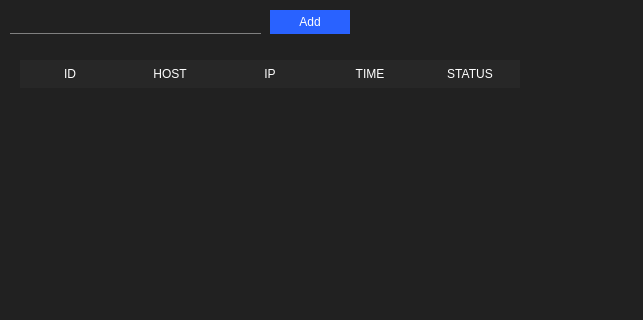
Above: mainwindow.ui from illud/pingstatusview before the change; both pictures show x 0 to 643 and y 0 to 320 of the 1243 by 659 pixel window. Below: the same form after it.
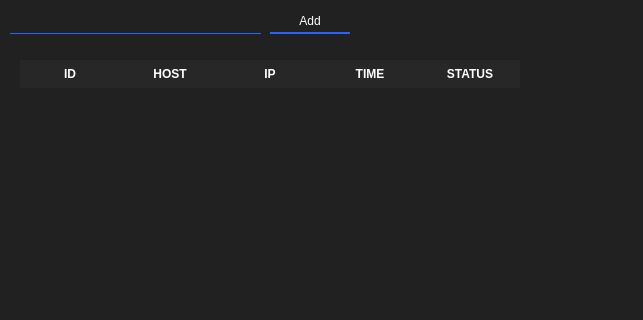
That is the form after the change.

```diff
--- a/mainwindow.ui
+++ b/mainwindow.ui
@@ -31,7 +31,7 @@
 font: 900 9pt &quot;Arial Black&quot;;
 color: rgb(255, 255, 255);
 border-bottom-width: 1px;
-border-color: none none gray none;</string>
+border-color: none none rgb(41, 98, 255) none;</string>
     </property>
    </widget>
    <widget class="QPushButton" name="addBtn">
@@ -47,11 +47,11 @@
      <cursorShape>PointingHandCursor</cursorShape>
     </property>
     <property name="styleSheet">
-     <string notr="true">QPushButton#addBtn { 
-    background-color: rgb(41, 98, 255);
-	font: 900 9pt &quot;Arial Black&quot;;
-	color: rgb(255, 255, 255);
+     <string notr="true">QPushButton#addBtn {
+    font: 900 9pt &quot;Arial Black&quot;;
+    color: rgb(255, 255, 255);
     border: 0px;
+    border-bottom: 2px solid rgb(41, 98, 255);
 }
 
 QPushButton#addBtn:hover{ 
@@ -66,8 +66,8 @@
 	font: 900 9pt &quot;Arial Black&quot;;
 	color: rgb(255, 255, 255);
     border: 0px;
-}
-</string>
+    border-bottom: 2px solid rgb(41, 98, 255);
+}</string>
     </property>
     <property name="text">
      <string>Add</string>
@@ -209,26 +209,56 @@
      <property name="text">
       <string>ID</string>
      </property>
+     <property name="font">
+      <font>
+       <pointsize>9</pointsize>
+       <bold>true</bold>
+      </font>
+     </property>
     </column>
     <column>
      <property name="text">
       <string>HOST</string>
      </property>
+     <property name="font">
+      <font>
+       <pointsize>9</pointsize>
+       <bold>true</bold>
+      </font>
+     </property>
     </column>
     <column>
      <property name="text">
       <string>IP</string>
      </property>
+     <property name="font">
+      <font>
+       <pointsize>9</pointsize>
+       <bold>true</bold>
+      </font>
+     </property>
     </column>
     <column>
      <property name="text">
       <string>TIME</string>
      </property>
+     <property name="font">
+      <font>
+       <pointsize>9</pointsize>
+       <bold>true</bold>
+      </font>
+     </property>
     </column>
     <column>
      <property name="text">
       <string>STATUS</string>
      </property>
+     <property name="font">
+      <font>
+       <pointsize>9</pointsize>
+       <bold>true</bold>
+      </font>
+     </property>
     </column>
    </widget>
   </widget>
```
Left out of the diff: 24 changed lines with no effect on the pictures.
